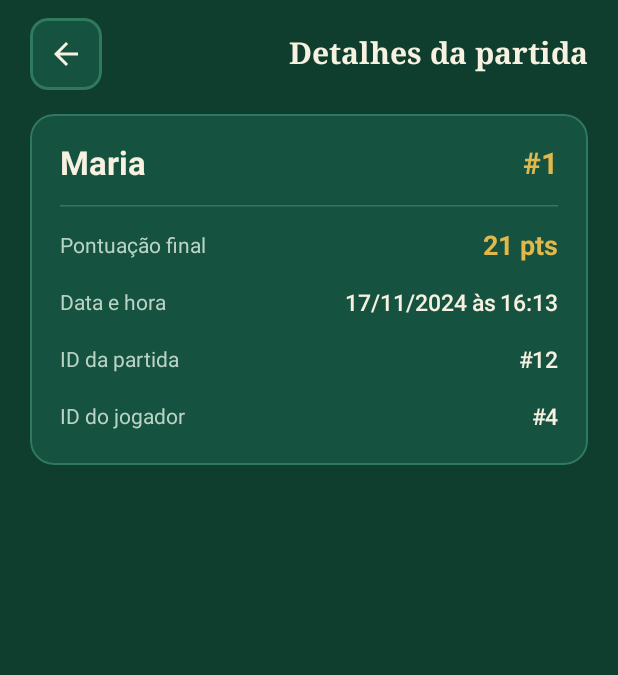
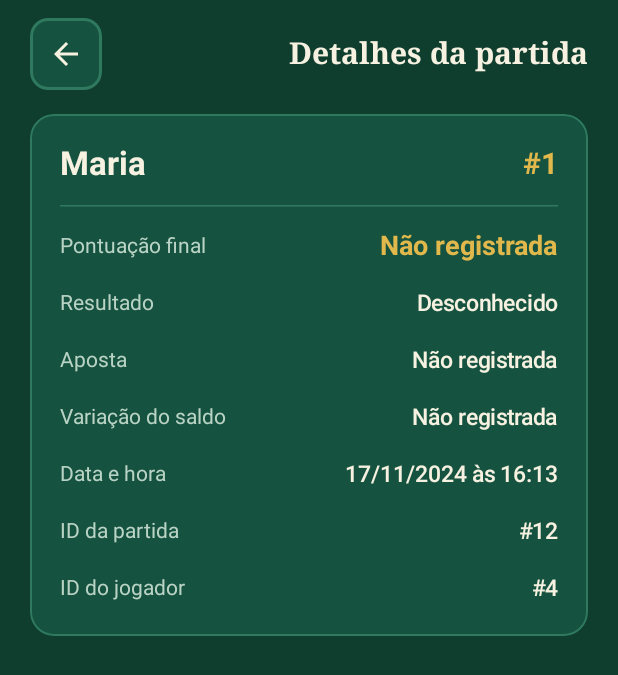
Before and after one commit to pazucch/CardGame21, an Android app built with Jetpack Compose: the @Preview function DetalhePartidaScreenPreview, on a phone screen of 412 x 824 dp. Shown: the top 675 px of the screen. Run offline under Robolectric (Android 15) with nearby library versions, the phone set to English and light mode, and no system bars.

Commit message:
feat(db): persist round results, bets, and balance changes

```diff
--- a/app/src/main/java/br/edu/positivo/cardgame21/data/local/dao/JogadorDao.kt
+++ b/app/src/main/java/br/edu/positivo/cardgame21/data/local/dao/JogadorDao.kt
@@ -90,10 +90,10 @@ interface JogadorDao {
     suspend fun inserirPartidaComSaldo(partida: PartidaEntity)
 
     @Transaction
-    suspend fun concluirRodada(partida: PartidaEntity, variacao: Int): Int {
+    suspend fun concluirRodada(partida: PartidaEntity): Int {
         if (partidaExiste(partida.id) == 0) {
-            if (variacao != 0) {
-                check(alterarSaldo(partida.jogadorId, variacao) == 1) {
+            if (partida.variacaoSaldo != 0) {
+                check(alterarSaldo(partida.jogadorId, partida.variacaoSaldo) == 1) {
                     "Saldo insuficiente ou jogador inexistente."
                 }
             }
--- a/app/src/main/java/br/edu/positivo/cardgame21/ui/screens/DetalhePartidaScreen.kt
+++ b/app/src/main/java/br/edu/positivo/cardgame21/ui/screens/DetalhePartidaScreen.kt
@@ -15,6 +15,7 @@ import androidx.compose.ui.text.font.FontWeight
 import androidx.compose.ui.tooling.preview.Preview
 import androidx.compose.ui.unit.dp
 import androidx.compose.ui.unit.sp
+import br.edu.positivo.cardgame21.logic.ResultadoRodada
 import br.edu.positivo.cardgame21.ui.components.BarraTopo
 import br.edu.positivo.cardgame21.ui.theme.*
 import br.edu.positivo.cardgame21.ui.viewmodel.PlacarItem
@@ -78,7 +79,30 @@ fun DetalhePartidaScreen(
 
             HorizontalDivider(color = VerdeBorda)
 
-            LinhaDetalhe(rotulo = "Pontuação final", valor = "${item.pontos} pts", destacar = true)
+            val partida = item.partida
+            val resultado = when (partida?.resultado) {
+                ResultadoRodada.VITORIA -> "Vitória"
+                ResultadoRodada.DERROTA -> "Derrota"
+                ResultadoRodada.EMPATE -> "Empate"
+                ResultadoRodada.DESCONHECIDO, null -> "Desconhecido"
+            }
+            val temDadosDaAposta = partida != null && partida.aposta > 0
+            LinhaDetalhe(
+                rotulo = "Pontuação final",
+                valor = partida?.let { "${it.pontos} pts" } ?: "Não registrada",
+                destacar = true
+            )
+            LinhaDetalhe(rotulo = "Resultado", valor = resultado)
+            LinhaDetalhe(
+                rotulo = "Aposta",
+                valor = partida?.aposta?.takeIf { temDadosDaAposta }?.toString() ?: "Não registrada"
+            )
+            LinhaDetalhe(
+                rotulo = "Variação do saldo",
+                valor = partida?.variacaoSaldo?.takeIf { temDadosDaAposta }?.let {
+                    if (it > 0) "+$it" else it.toString()
+                } ?: "Não registrada"
+            )
             LinhaDetalhe(rotulo = "Data e hora", valor = dataFormatada)
             LinhaDetalhe(rotulo = "ID da partida", valor = "#${item.partidaId}")
             LinhaDetalhe(rotulo = "ID do jogador", valor = "#${item.jogadorId}")
--- a/app/src/main/java/br/edu/positivo/cardgame21/ui/screens/JogoRoute.kt
+++ b/app/src/main/java/br/edu/positivo/cardgame21/ui/screens/JogoRoute.kt
@@ -61,7 +61,7 @@ fun JogoRoute(onSair: () -> Unit, gameViewModel: GameViewModel) {
         ResultadoRodada.VITORIA -> "Você venceu!"
         ResultadoRodada.DERROTA -> if (estado.pontosJogador > 21) "Você estourou!" else "A banca venceu"
         ResultadoRodada.EMPATE -> "Empate!"
-        null -> if (estado.fase == FaseRodada.BANCA) "Vez da banca" else "Sua vez"
+        ResultadoRodada.DESCONHECIDO, null -> if (estado.fase == FaseRodada.BANCA) "Vez da banca" else "Sua vez"
     }
     JogoScreen(
         onSair = solicitarSaida,
--- a/app/src/main/java/br/edu/positivo/cardgame21/ui/viewmodel/GameUiState.kt
+++ b/app/src/main/java/br/edu/positivo/cardgame21/ui/viewmodel/GameUiState.kt
@@ -4,7 +4,7 @@ import br.edu.positivo.cardgame21.logic.Carta
 import br.edu.positivo.cardgame21.logic.Pontuacao
 
 enum class FaseRodada { AGUARDANDO, JOGADOR, BANCA, ENCERRADA }
-enum class ResultadoRodada { VITORIA, DERROTA, EMPATE }
+typealias ResultadoRodada = br.edu.positivo.cardgame21.logic.ResultadoRodada
 
 data class GameUiState(
     val codigoMesa: String = "",
--- a/app/src/main/java/br/edu/positivo/cardgame21/ui/viewmodel/PlacarMapper.kt
+++ b/app/src/main/java/br/edu/positivo/cardgame21/ui/viewmodel/PlacarMapper.kt
@@ -2,13 +2,14 @@ package br.edu.positivo.cardgame21.ui.viewmodel
 
 import br.edu.positivo.cardgame21.data.local.entity.JogadorEntity
 import br.edu.positivo.cardgame21.data.local.entity.PartidaEntity
+import br.edu.positivo.cardgame21.logic.ResultadoRodada
 
 const val NOME_JOGADOR_REMOVIDO = "Jogador removido"
 
 fun montarRanking(
     partidas: List<PartidaEntity>,
     jogadores: List<JogadorEntity>,
-    ehVitoria: (PartidaEntity) -> Boolean = { true }
+    ehVitoria: (PartidaEntity) -> Boolean = { it.resultado == ResultadoRodada.VITORIA }
 ): List<PlacarItem> {
     val nomesPorId = jogadores.associate { it.id to it.nome }
 
@@ -25,7 +26,8 @@ fun montarRanking(
                 jogadorId = jogadorId,
                 nome = nomesPorId[jogadorId] ?: NOME_JOGADOR_REMOVIDO,
                 pontos = totalVitorias,
-                dataPartida = ultimaPartida.dataPartida
+                dataPartida = ultimaPartida.dataPartida,
+                partida = ultimaPartida
             )
         }
         .sortedBy { it.dataPartida }
--- a/app/src/main/java/br/edu/positivo/cardgame21/ui/viewmodel/PlacarUiState.kt
+++ b/app/src/main/java/br/edu/positivo/cardgame21/ui/viewmodel/PlacarUiState.kt
@@ -1,4 +1,6 @@
 package br.edu.positivo.cardgame21.ui.viewmodel
+
+import br.edu.positivo.cardgame21.data.local.entity.PartidaEntity
 
 data class PlacarItem(
     val posicao: Int,
@@ -6,7 +8,8 @@ data class PlacarItem(
     val jogadorId: Long,
     val nome: String,
     val pontos: Int,
-    val dataPartida: Long
+    val dataPartida: Long,
+    val partida: PartidaEntity? = null
 )
 
 enum class FiltroPlacar(val rotulo: String) {
```
Also changed, not shown: app/src/main/java/br/edu/positivo/cardgame21/data/local/database/AppDatabase.kt (+11 -2 lines), app/src/main/java/br/edu/positivo/cardgame21/data/local/entity/PartidaEntity.kt (+9 -1 lines), app/src/main/java/br/edu/positivo/cardgame21/data/repository/JogadorRepository.kt (+2 -5 lines), app/src/main/java/br/edu/positivo/cardgame21/logic/ResultadoRodada.kt (added, +8 -0 lines), app/src/main/java/br/edu/positivo/cardgame21/ui/screens/AdminScreen.kt (+6 -1 lines), app/src/main/java/br/edu/positivo/cardgame21/ui/viewmodel/GameViewModel.kt (+11 -16 lines), 1 other file.
